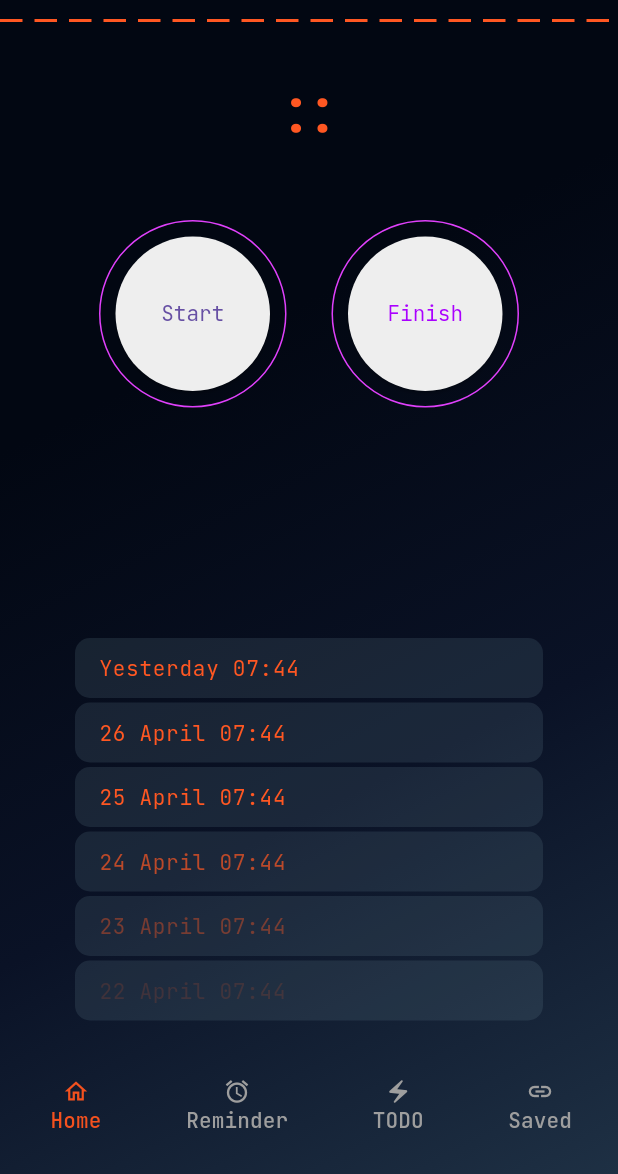
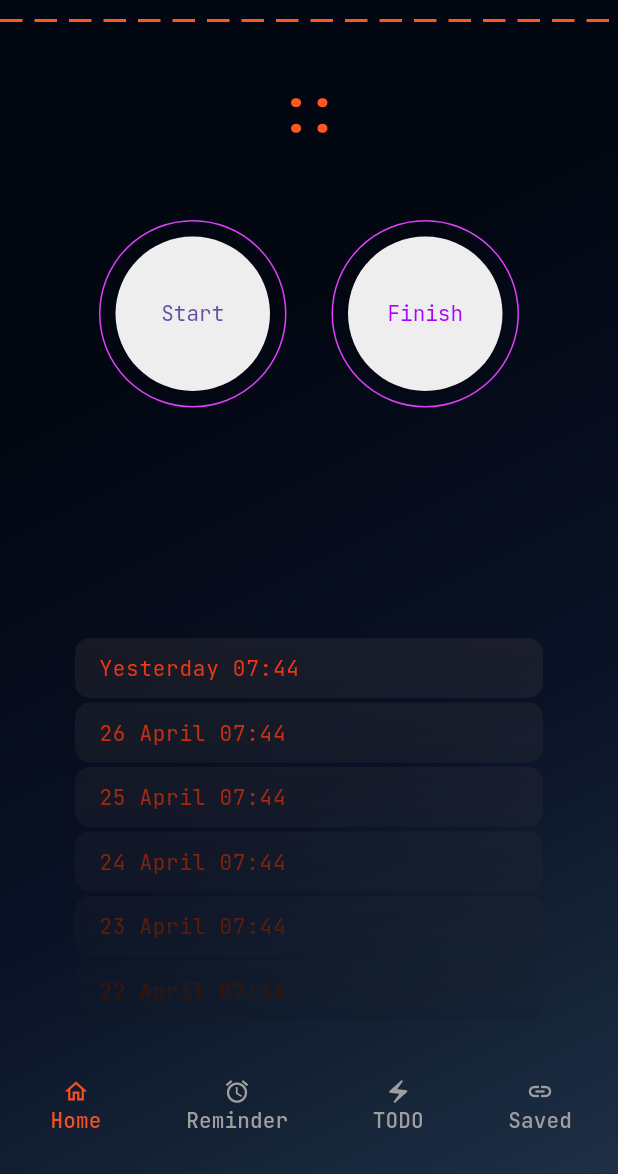
Before and after one commit to kiberohrannik/my_stack, a Flutter app: the screen it shows after launch, on a phone screen of 412 x 824 dp, the part 62-1236 px from its top. Run offline on Flutter 3.47's test engine with Material 3 defaults, Android fonts, the phone set to English and light mode, and no system bars; drawn by our look-alikes of dotted_line; our stand-ins replace google_fonts; missing offline and left inert: any_link_preview, custom_timer.

Commit message:
create track time historiy list shader

```diff
--- a/lib/styles/dark-theme.dart
+++ b/lib/styles/dark-theme.dart
@@ -37,4 +37,14 @@ class DarkGradientColor {
       begin: Alignment.topLeft,
       end: Alignment.bottomRight
   );
+
+  static LinearGradient historyGradient = LinearGradient(
+      colors: [
+        Colors.deepOrange.shade200,
+        DarkColor.blueGrey,
+      ],
+
+      begin: Alignment.topCenter,
+      end: Alignment.bottomCenter
+  );
 }
--- a/lib/time_tracker/time_track_view.dart
+++ b/lib/time_tracker/time_track_view.dart
@@ -1,5 +1,6 @@
 import 'package:custom_timer/custom_timer.dart';
 import 'package:flutter/material.dart';
+import 'package:my_stack/styles/dark-theme.dart';
 import 'package:my_stack/styles/font_style_mixin.dart';
 import 'package:my_stack/time_tracker/stop_time_track_button.dart';
 import 'package:my_stack/time_tracker/time_track_button_container.dart';
@@ -67,18 +68,29 @@ class _TimeTrackViewState extends State<TimeTrackView> with FontStyleMixin {
               Flexible(
                   flex: 2,
                   child: Container(
-                    padding:
-                        const EdgeInsets.only(left: 50, right: 50, bottom: 20),
+                    padding: const EdgeInsets.only(left: 50, right: 50, bottom: 20),
+
+                    child: ShaderMask(
+                      shaderCallback: (bounds) => DarkGradientColor.historyGradient.createShader(bounds),
                       child: ListView(
                         children: const [
                           TrackTimeHistoryItem(text: "Yesterday 07:44"),
                           TrackTimeHistoryItem(text: "26 April 07:44"),
                           TrackTimeHistoryItem(text: "25 April 07:44"),
-                        TrackTimeHistoryItem(text: "24 April 07:44", opacity: 0.7),
-                        TrackTimeHistoryItem(text: "23 April 07:44", opacity: 0.4),
-                        TrackTimeHistoryItem(text: "22 April 07:44", opacity: 0.15),
+                          TrackTimeHistoryItem(text: "24 April 07:44"),
+                          TrackTimeHistoryItem(text: "23 April 07:44"),
+                          TrackTimeHistoryItem(text: "22 April 07:44"),
+                          TrackTimeHistoryItem(text: "21 April 07:44"),
+                          TrackTimeHistoryItem(text: "20 April 07:44"),
+                          TrackTimeHistoryItem(text: "19 April 07:44"),
+                          TrackTimeHistoryItem(text: "18 April 07:44"),
+                          TrackTimeHistoryItem(text: "17 April 07:44"),
+                          TrackTimeHistoryItem(text: "16 April 07:44"),
+                          TrackTimeHistoryItem(text: "15 April 07:44"),
       ],
     ),
+    )
+                    ,
                   ))
             ],
           ),
--- a/lib/time_tracker/track_time_history_item.dart
+++ b/lib/time_tracker/track_time_history_item.dart
@@ -23,6 +23,7 @@ class _TrackTimeHistoryItemState extends State<TrackTimeHistoryItem> with FontSt
           borderRadius: const BorderRadius.all(Radius.circular(10))),
 
       child: ListTile(
+
         visualDensity: const VisualDensity(horizontal: 0, vertical: -4),
         title: Text(widget.text, style: textStyle(opacity: widget.opacity)),
       ),
```
Also changed, not shown: pubspec.lock. Lines whose indentation alone changed are shown as unchanged.
